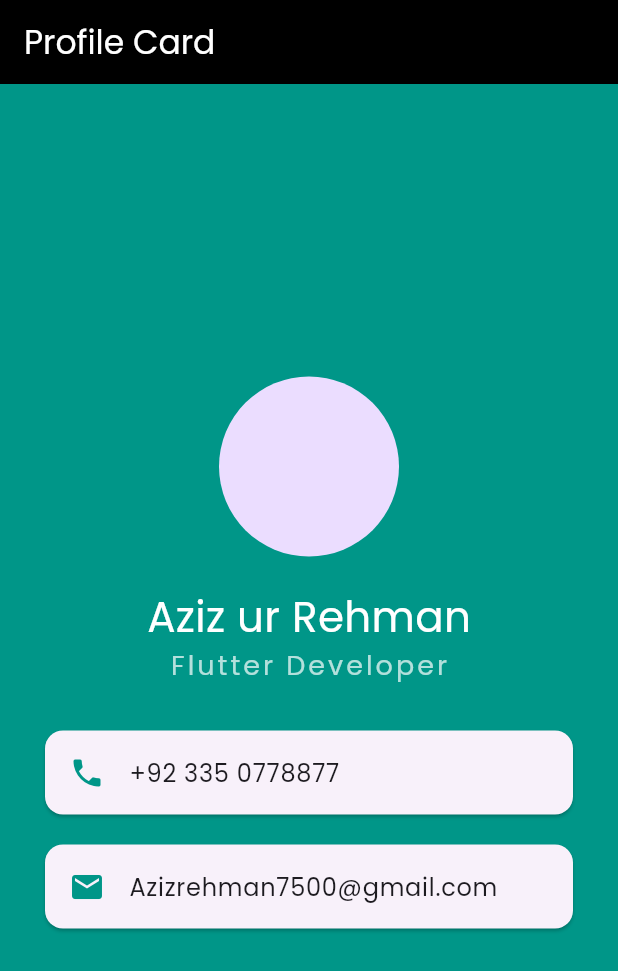
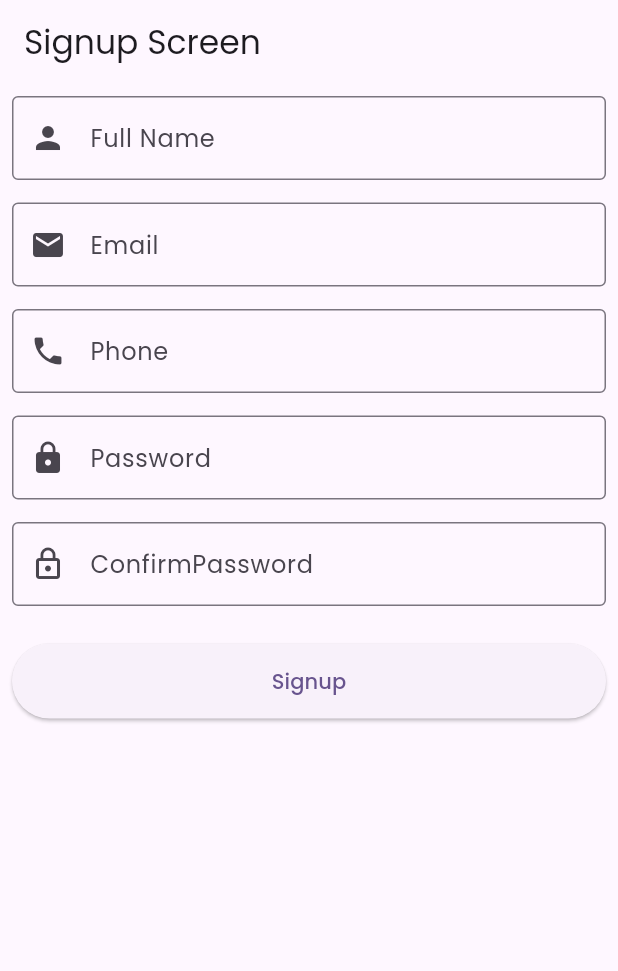
Before and after one commit to azizurrehman2023/practice-app, a Flutter app: the screen it shows after launch, on a phone screen of 412 x 824 dp. Shown: the top 971 px of the screen. Run offline on Flutter 3.47's test engine with Material 3 defaults, Android fonts, the phone set to English and light mode, and no system bars; our stand-ins replace google_fonts; missing offline and left inert: dart:ffi.

Commit message:
first commit

```diff
--- a/lib/Day3.dart
+++ b/lib/Day3.dart
@@ -21,6 +21,7 @@ class Day3 extends StatelessWidget {
         children: [
           Center(
             child: CircleAvatar(
+              backgroundImage: AssetImage('assets/img.jpeg'),
               radius: (60),
             ),
           ),
--- /dev/null
+++ b/lib/Day9.dart
@@ -0,0 +1,133 @@
+// ignore: file_names
+// ignore_for_file: non_constant_identifier_names
+
+import 'package:flutter/material.dart';
+
+class Day9 extends StatefulWidget {
+  const Day9({super.key});
+
+  @override
+  State<Day9> createState() => _Day9State();
+}
+
+class _Day9State extends State<Day9> {
+  get confirmPass => null;
+
+  @override
+  Widget build(BuildContext context) {
+    TextEditingController nameController = TextEditingController();
+
+    TextEditingController EmailController = TextEditingController();
+
+    TextEditingController PhoneController = TextEditingController();
+
+    TextEditingController PasswordController = TextEditingController();
+
+    TextEditingController ConfirmPasswordController = TextEditingController();
+    return Scaffold(
+      appBar: AppBar(
+        title: Text("Signup Screen"),
+      ),
+      body: SingleChildScrollView(
+        child: Padding(
+          padding: const EdgeInsets.all(8.0),
+          child: Column(
+            children: [
+              TextField(
+                controller: nameController,
+                decoration: InputDecoration(
+                  labelText: 'Full Name',
+                  border: OutlineInputBorder(),
+                  prefixIcon: Icon(Icons.person),
+                ),
+              ),
+              SizedBox(
+                height: 15,
+              ),
+              TextField(
+                controller: EmailController,
+                decoration: InputDecoration(
+                  labelText: 'Email',
+                  border: OutlineInputBorder(),
+                  prefixIcon: Icon(Icons.email),
+                ),
+              ),
+              SizedBox(
+                height: 15,
+              ),
+              TextField(
+                controller: PhoneController,
+                decoration: InputDecoration(
+                  labelText: 'Phone',
+                  border: OutlineInputBorder(),
+                  prefixIcon: Icon(Icons.phone),
+                ),
+              ),
+              SizedBox(
+                height: 15,
+              ),
+              TextField(
+                controller: PasswordController,
+                decoration: InputDecoration(
+                  labelText: 'Password',
+                  border: OutlineInputBorder(),
+                  prefixIcon: Icon(Icons.lock),
+                ),
+              ),
+              SizedBox(
+                height: 15,
+              ),
+              TextField(
+                controller: ConfirmPasswordController,
+                decoration: InputDecoration(
+                  labelText: 'ConfirmPassword',
+                  border: OutlineInputBorder(),
+                  prefixIcon: Icon(Icons.lock_outline),
+                ),
+              ),
+              SizedBox(
+                height: 25,
+              ),
+              ElevatedButton(
+                onPressed: () {
+                  String name = nameController.text;
+                  String email = EmailController.text;
+                  String phone = PhoneController.text;
+                  String pass = PasswordController.text;
+                  // ignore: non_constant_identifier_names
+                  String ConfirmPass = ConfirmPasswordController.text;
+                  if (name.isEmpty ||
+                      email.isEmpty ||
+                      phone.isEmpty ||
+                      pass.isEmpty ||
+                      ConfirmPass.isEmpty) {
+                    ScaffoldMessenger.of(context).showSnackBar(
+                      SnackBar(
+                        content: Text('All fields are required!'),
+                      ),
+                    );
+                  } else if (pass != confirmPass) {
+                    ScaffoldMessenger.of(context).showSnackBar(
+                      SnackBar(content: Text("Passwords do not match!")),
+                    );
+                  } else {
+                    ScaffoldMessenger.of(context).showSnackBar(
+                      SnackBar(
+                          content: Text("Signup Successful 🎉 Welcome $name")),
+                    );
+                  }
+                },
+                style: ElevatedButton.styleFrom(
+                  minimumSize: Size(double.infinity, 50),
+                ),
+                child: Center(
+                  child: Text("Signup"),
+                ),
+              ),
+            ],
+          ),
+        ),
+      ),
+    );
+  }
+}
--- a/lib/main.dart
+++ b/lib/main.dart
@@ -2,6 +2,11 @@ import 'package:flutter/material.dart';
 import 'package:newapps/Day1.dart';
 import 'package:newapps/Day2.dart';
 import 'package:newapps/Day3.dart';
+import 'package:newapps/Day4.dart';
+import 'package:newapps/Day5.dart';
+import 'package:newapps/Day6.dart';
+import 'package:newapps/Day8.dart';
+import 'package:newapps/Day9.dart';
 import 'package:newapps/NotesApp.dart';
 import 'package:newapps/blackScreen.dart';
 import 'package:google_fonts/google_fonts.dart';
@@ -23,7 +28,7 @@ class MyApp extends StatelessWidget {
         useMaterial3: true,
         textTheme: GoogleFonts.poppinsTextTheme(),
       ),
-      home: Day3(),
+      home: Day9(),
     );
   }
 }
--- a/pubspec.yaml
+++ b/pubspec.yaml
@@ -59,8 +59,8 @@ flutter:
   uses-material-design: true
 
   # To add assets to your application, add an assets section, like this:
-  # assets:
-  #   - images/a_dot_burr.jpeg
+  assets:
+    - assets/
   #   - images/a_dot_ham.jpeg
 
   # An image asset can refer to one or more resolution-specific "variants", see
```
Also changed, not shown: lib/Day4.dart (added, +94 -0 lines), lib/Day5.dart (added, +76 -0 lines), lib/Day6.dart (added, +87 -0 lines), lib/Day8.dart (added, +75 -0 lines), assets/img.jpeg (added).
